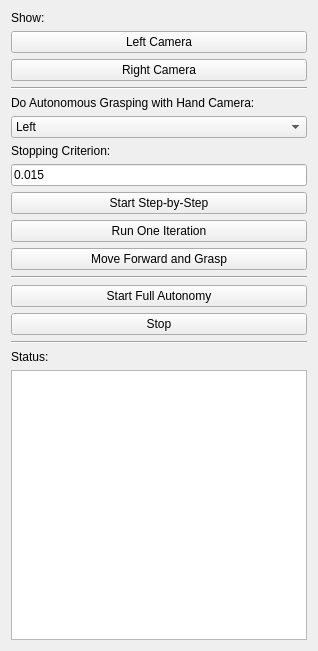
This is software/ddapp/src/app/ddPFGrasp.ui in openhumanoids/oh-distro as Qt 5 draws it before an edit. The edited form follows.
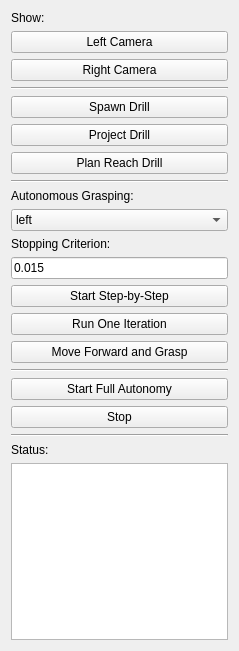
This is the edited form.

Commit message: add model project to camera capability

```diff
--- a/software/ddapp/src/app/ddPFGrasp.ui
+++ b/software/ddapp/src/app/ddPFGrasp.ui
@@ -6,7 +6,7 @@
    <rect>
     <x>0</x>
     <y>0</y>
-    <width>318</width>
+    <width>239</width>
     <height>651</height>
    </rect>
   </property>
@@ -48,10 +48,38 @@
      </property>
     </widget>
    </item>
+   <item>
+    <widget class="QPushButton" name="spawnDrillButton">
+     <property name="text">
+      <string>Spawn Drill</string>
+     </property>
+    </widget>
+   </item>
+   <item>
+    <widget class="QPushButton" name="projectDrillButton">
+     <property name="text">
+      <string>Project Drill</string>
+     </property>
+    </widget>
+   </item>
+   <item>
+    <widget class="QPushButton" name="reachDrillButton">
+     <property name="text">
+      <string>Plan Reach Drill</string>
+     </property>
+    </widget>
+   </item>
+   <item>
+    <widget class="Line" name="line_6">
+     <property name="orientation">
+      <enum>Qt::Horizontal</enum>
+     </property>
+    </widget>
+   </item>
    <item>
     <widget class="QLabel" name="statusLabel_3">
      <property name="text">
-      <string>Do Autonomous Grasping with Hand Camera:</string>
+      <string>Autonomous Grasping:</string>
      </property>
     </widget>
    </item>
@@ -59,7 +87,7 @@
     <widget class="QComboBox" name="selectHandBox">
      <item>
       <property name="text">
-       <string>Left</string>
+       <string>left</string>
       </property>
      </item>
      <item>
```
Left out of the diff: 2 changed lines with no effect on the pictures. The commit also changes 4 other files.
